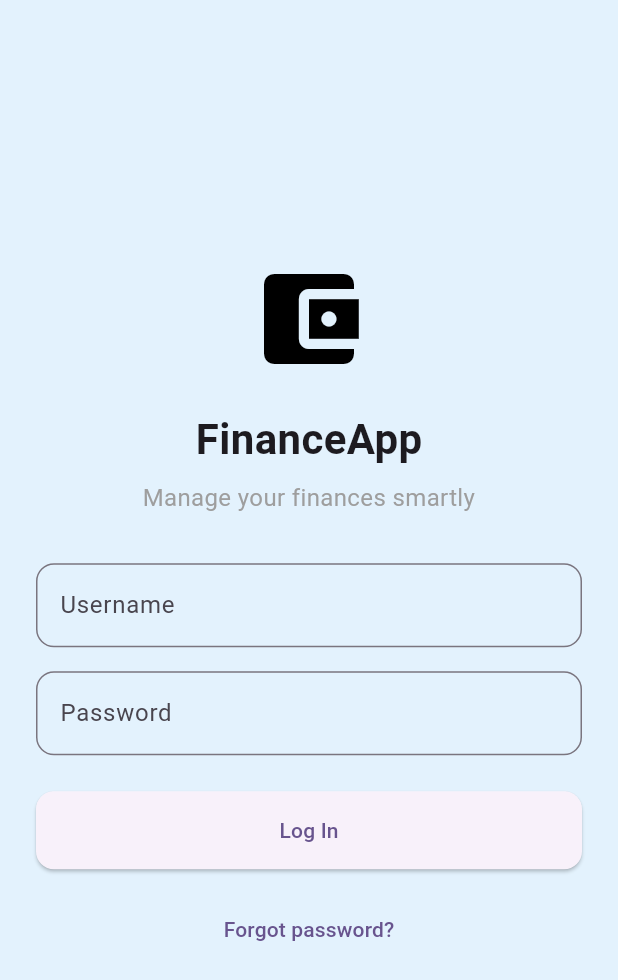
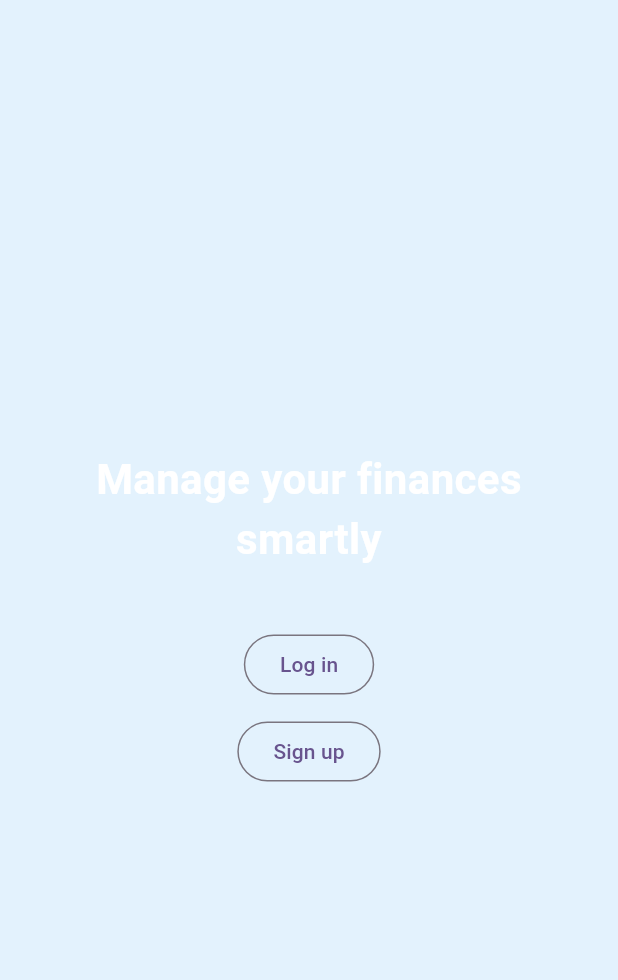
Before and after one commit to MovilesG13/Flutter, a Flutter app: the screen it shows after launch, on a phone screen of 412 x 824 dp. Shown: the top 980 px of the screen. Run offline on Flutter 3.47's test engine with Material 3 defaults, Android fonts, the phone set to English and light mode, and no system bars.

Commit message:
develop, welcome and sign up

```diff
--- /dev/null
+++ b/lib/Screens/welcome.dart
@@ -0,0 +1,51 @@
+import 'package:flutter/material.dart';
+import 'login.dart';
+import 'signup.dart';
+
+class WelcomeScreen extends StatelessWidget {
+  const WelcomeScreen({super.key});
+
+  @override
+  Widget build(BuildContext context) {
+    return Scaffold(
+      backgroundColor: Colors.blue.shade50,
+      body: Padding(
+        padding: const EdgeInsets.all(24.0),
+        child: Column(
+          mainAxisAlignment: MainAxisAlignment.center,
+          children: [
+            const Text(
+              "Manage your finances smartly",
+              style: TextStyle(
+                color: Colors.white,
+                fontSize: 28,
+                fontWeight: FontWeight.bold,
+              ),
+              textAlign: TextAlign.center,
+            ),
+            const SizedBox(height: 40),
+            OutlinedButton(
+              onPressed: () {
+                Navigator.push(
+                  context,
+                  MaterialPageRoute(builder: (context) => const LoginScreen()),
+                );
+              },
+              child: const Text("Log in"),
+            ),
+            const SizedBox(height: 10),
+            OutlinedButton(
+              onPressed: () {
+                Navigator.push(
+                  context,
+                  MaterialPageRoute(builder: (context) => const SignupScreen()),
+                );
+              },
+              child: const Text("Sign up"),
+            ),
+          ],
+        ),
+      ),
+    );
+  }
+}
--- a/lib/main.dart
+++ b/lib/main.dart
@@ -1,4 +1,5 @@
 import 'package:financeapp_flutter/Screens/login.dart';
+import 'package:financeapp_flutter/Screens/welcome.dart';
 import 'package:flutter/material.dart';
 
 void main() {
@@ -31,7 +32,7 @@ class MyApp extends StatelessWidget {
         // tested with just a hot reload.
         colorScheme: ColorScheme.fromSeed(seedColor: Colors.deepPurple),
       ),
-      home: const LoginScreen(),
+      home: const WelcomeScreen(),
     );
   }
 }
```
Also changed, not shown: lib/Screens/signup.dart (added, +65 -0 lines).
